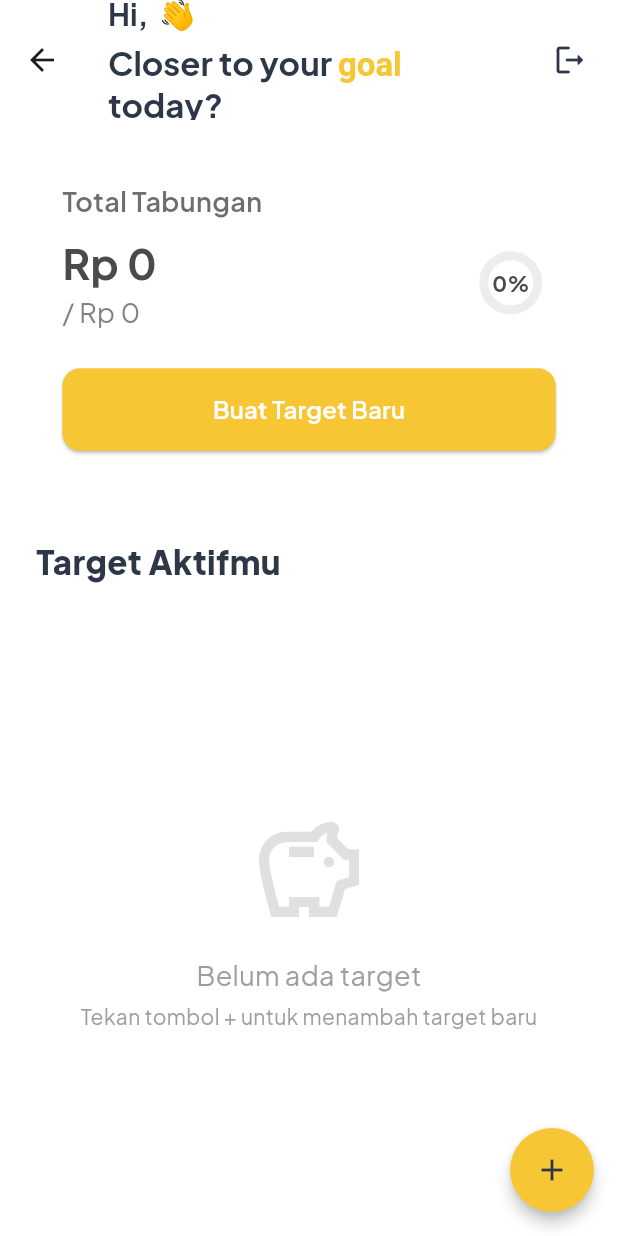
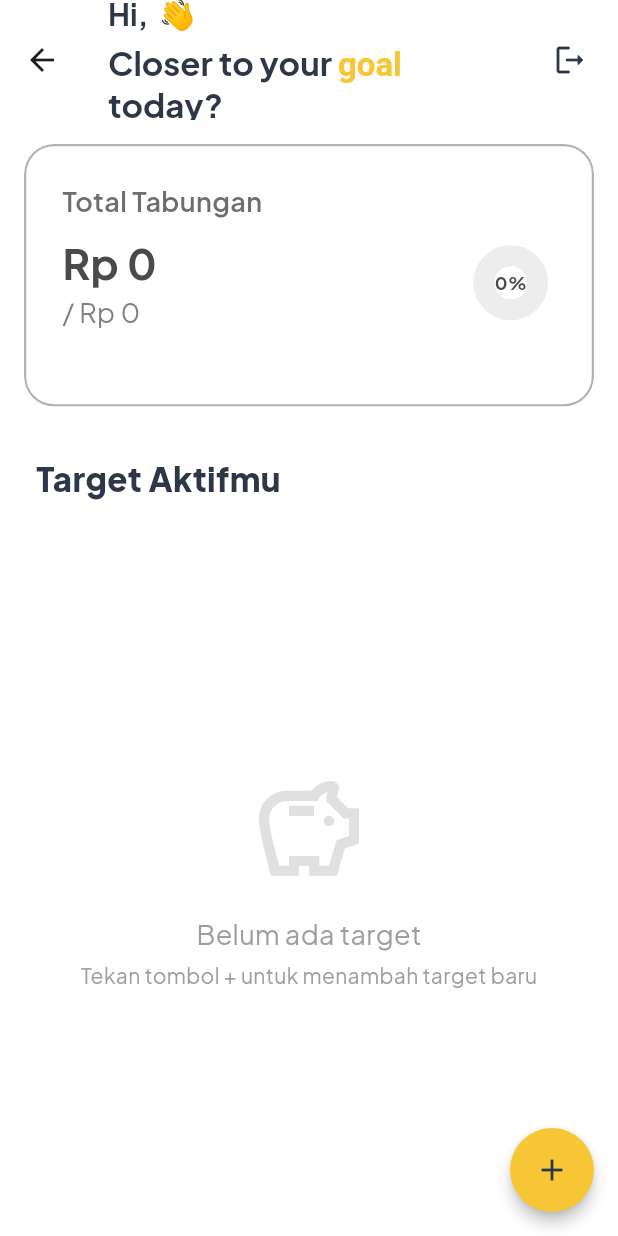
Before and after one commit to Faizpi/TargetKu, a Flutter app: the HomeScreen screen opened directly, on a phone screen of 412 x 824 dp. Run offline on Flutter 3.47's test engine with Material 3 defaults, Android fonts, the phone set to English and light mode, and no system bars; our stand-ins replace animate_do, cloud_firestore, firebase_auth, firebase_core, google_fonts, google_sign_in; missing offline and left inert: firebase_app_check; accounts and stored records are empty; generated files the repository leaves out were written again.

Commit message:
fix : home screen, home card

```diff
--- a/lib/widgets/home_cards.dart
+++ b/lib/widgets/home_cards.dart
@@ -38,7 +38,7 @@ class TotalSavingsCard extends StatelessWidget {
             color: Colors.white.withOpacity(0.2),
             borderRadius: BorderRadius.circular(20),
             border: Border.all(
-              color: Colors.white.withOpacity(0.3),
+              color: const Color.fromARGB(255, 0, 0, 0).withOpacity(0.3),
               width: 1.5,
             ),
           ),
@@ -94,14 +94,14 @@ class TotalSavingsCard extends StatelessWidget {
                       children: [
                         CircularProgressIndicator(
                           value: totalProgress,
-                          strokeWidth: 6,
+                          strokeWidth: 14,
                           backgroundColor: darkColor.withOpacity(0.1),
-                          valueColor: const AlwaysStoppedAnimation<Color>(darkColor),
+                          valueColor: const AlwaysStoppedAnimation<Color>(const Color(0xFFF6C634)),
                         ),
                         Text(
                           '$totalPercentage%',
                           style: GoogleFonts.plusJakartaSans(
-                              fontSize: 14,
+                              fontSize: 12,
                               fontWeight: FontWeight.bold,
                               color: darkColor),
                         ),
@@ -111,25 +111,6 @@ class TotalSavingsCard extends StatelessWidget {
                 ],
               ),
               const SizedBox(height: 24),
-              SizedBox(
-                width: double.infinity,
-                child: ElevatedButton(
-                  onPressed: onAddNewTargetPressed,
-                  style: ElevatedButton.styleFrom(
-                    backgroundColor: const Color(0xFFF6C634),
-                    shape: RoundedRectangleBorder(
-                        borderRadius: BorderRadius.circular(12)),
-                    padding: const EdgeInsets.symmetric(vertical: 16),
-                  ),
-                  child: Text(
-                    'Buat Target Baru',
-                    style: GoogleFonts.plusJakartaSans(
-                        fontSize: 16,
-                        fontWeight: FontWeight.w600,
-                        color: Colors.white),
-                  ),
-                ),
-              ),
             ],
           ),
         ),
@@ -205,7 +186,7 @@ class TargetCard extends StatelessWidget {
                 decoration: BoxDecoration(
                   color: Colors.white.withOpacity(0.2),
                   borderRadius: BorderRadius.circular(20),
-                  border: Border.all(color: Colors.white.withOpacity(0.3)),
+                  border: Border.all(color: const Color.fromARGB(255, 0, 0, 0).withOpacity(0.3), width: 1.5),
                 ),
                 child: Column(
                   crossAxisAlignment: CrossAxisAlignment.start,
@@ -238,7 +219,7 @@ class TargetCard extends StatelessWidget {
                       value: progress,
                       backgroundColor: darkColor.withOpacity(0.1),
                       valueColor:
-                          const AlwaysStoppedAnimation<Color>(darkColor),
+                          const AlwaysStoppedAnimation<Color>(const Color(0xFFF6C634)),
                       minHeight: 8,
                       borderRadius: BorderRadius.circular(4),
                     ),
```
Also changed, not shown: lib/screens/home_screen.dart (+12 -8 lines).
